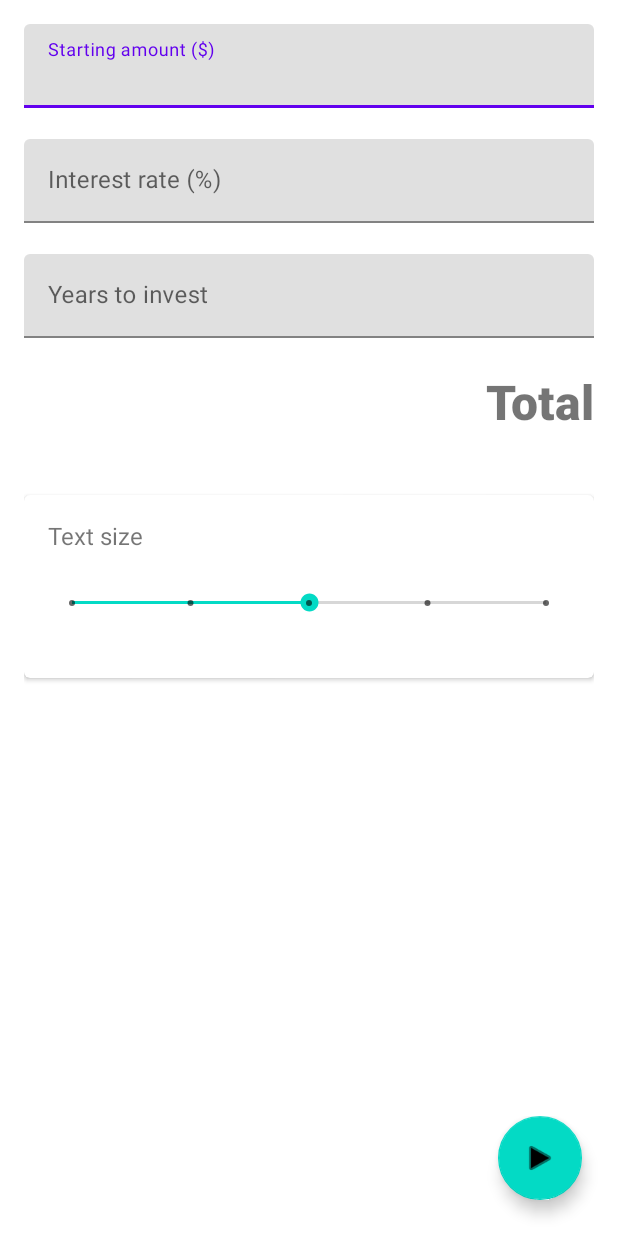
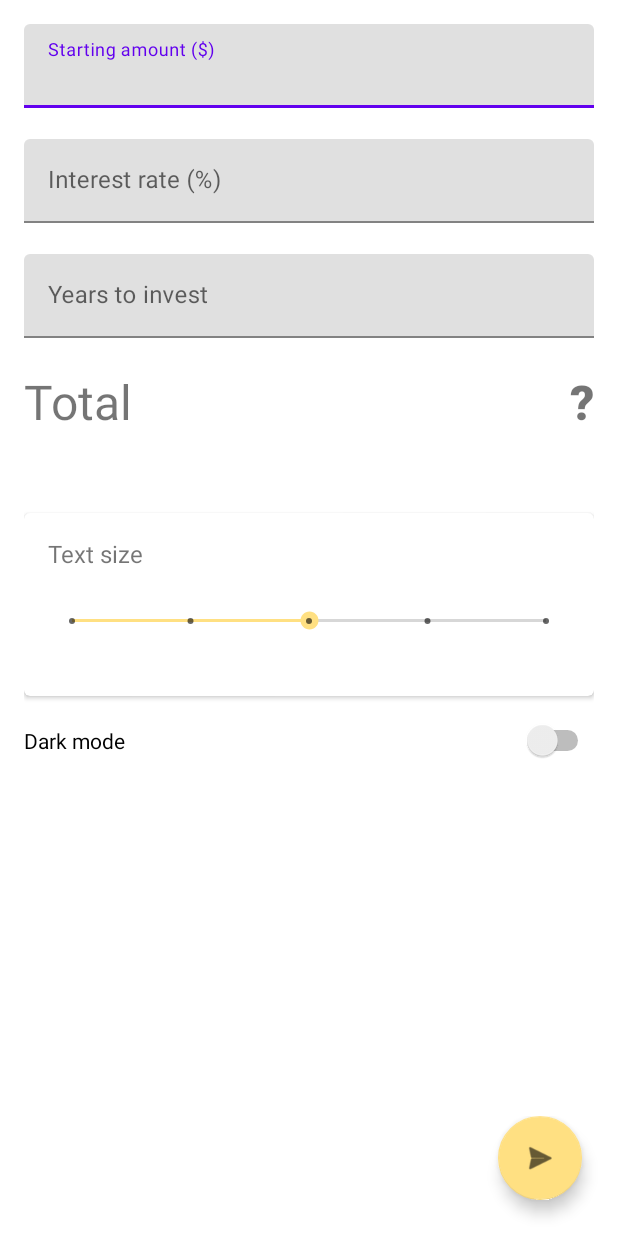
Before and after one commit to mat2ja/compoudinho-android, an Android app: the layout activity_main.xml on its own in the app's theme, with its tools: preview values and no code run, on a phone screen of 412 x 824 dp. Run offline under Robolectric (Android 15) with nearby library versions, the phone set to English and light mode, and no system bars.

Commit message:
Add theme changing

```diff
--- a/app/src/main/res/layout/activity_main.xml
+++ b/app/src/main/res/layout/activity_main.xml
@@ -4,7 +4,8 @@
     xmlns:tools="http://schemas.android.com/tools"
     android:layout_width="match_parent"
     android:layout_height="match_parent"
-    tools:context=".MainActivity">
+    tools:context=".MainActivity"
+    >
 
     <LinearLayout
         android:id="@+id/linearLayout"
@@ -19,15 +20,14 @@
         <com.google.android.material.textfield.TextInputLayout
             android:layout_width="match_parent"
             android:layout_height="wrap_content"
-            app:errorEnabled="true"
-            >
+            app:errorEnabled="true">
 
             <com.google.android.material.textfield.TextInputEditText
                 android:id="@+id/inputStartingAmount"
                 android:layout_width="match_parent"
                 android:layout_height="wrap_content"
-                android:hint= "@string/starting_amount"
-                android:inputType="number"/>
+                android:hint="@string/starting_amount"
+                android:inputType="number" />
         </com.google.android.material.textfield.TextInputLayout>
 
         <com.google.android.material.textfield.TextInputLayout
@@ -58,19 +58,37 @@
 
         </com.google.android.material.textfield.TextInputLayout>
 
-        <TextView
-            android:id="@+id/calculationTotal"
-            style="@style/FontSizeLarge"
+        <androidx.constraintlayout.widget.ConstraintLayout
             android:layout_width="match_parent"
-            android:layout_height="60dp"
-            android:fontFamily="sans-serif-black"
-            android:text="@string/total"
-            android:textAlignment="textEnd" />
+            android:layout_height="80dp"
+            >
+
+            <TextView
+                android:id="@+id/calculationTotalLabel"
+                android:layout_width="wrap_content"
+                android:layout_height="wrap_content"
+                android:text="@string/total"
+                style="@style/FontSizeLarge"
+                app:layout_constraintStart_toStartOf="parent"
+                app:layout_constraintTop_toTopOf="parent" />
+
+            <TextView
+                android:id="@+id/calculationTotal"
+                android:layout_width="wrap_content"
+                android:layout_height="wrap_content"
+                android:fontFamily="sans-serif-black"
+                android:text="?"
+                style="@style/FontSizeLarge"
+                android:textAlignment="gravity"
+                app:layout_constraintEnd_toEndOf="parent"
+                app:layout_constraintTop_toTopOf="parent" />
+        </androidx.constraintlayout.widget.ConstraintLayout>
 
         <androidx.cardview.widget.CardView
             android:layout_width="match_parent"
             android:layout_height="wrap_content"
-            android:layout_marginTop="24dp"
+            android:layout_marginTop="16dp"
+            android:layout_marginBottom="16dp"
             app:cardCornerRadius="4dp"
             app:contentPadding="16dp">
 
@@ -97,6 +115,12 @@
 
         </androidx.cardview.widget.CardView>
 
+        <Switch
+            android:id="@+id/darkModeSwitch"
+            android:layout_width="match_parent"
+            android:layout_height="wrap_content"
+            android:text="@string/dark_mode" />
+
     </LinearLayout>
 
     <androidx.constraintlayout.widget.ConstraintLayout
@@ -115,7 +139,7 @@
             android:onClick="calculateInvestment"
             app:layout_constraintBottom_toBottomOf="parent"
             app:layout_constraintEnd_toEndOf="parent"
-            app:srcCompat="@android:drawable/ic_media_play"
+            app:srcCompat="@android:drawable/ic_menu_send"
             tools:ignore="SpeakableTextPresentCheck" />
 
     </androidx.constraintlayout.widget.ConstraintLayout>
--- a/app/src/main/res/values-night/themes.xml
+++ b/app/src/main/res/values-night/themes.xml
@@ -6,8 +6,8 @@
         <item name="colorPrimaryVariant">@color/purple_700</item>
         <item name="colorOnPrimary">@color/black</item>
         <!-- Secondary brand color. -->
-        <item name="colorSecondary">@color/teal_200</item>
-        <item name="colorSecondaryVariant">@color/teal_200</item>
+        <item name="colorSecondary">@color/amber_200</item>
+        <item name="colorSecondaryVariant">@color/amber_200</item>
         <item name="colorOnSecondary">@color/black</item>
         <!-- Status bar color. -->
         <item name="android:statusBarColor" tools:targetApi="l">?attr/colorOnSecondary</item>
--- a/app/src/main/res/values/colors.xml
+++ b/app/src/main/res/values/colors.xml
@@ -3,8 +3,8 @@
     <color name="purple_200">#FFBB86FC</color>
     <color name="purple_500">#FF6200EE</color>
     <color name="purple_700">#FF3700B3</color>
-    <color name="teal_200">#FF03DAC5</color>
-    <color name="teal_700">#FF018786</color>
+    <color name="amber_200">#FFE082</color>
+    <color name="amber_700">#FFA000</color>
     <color name="black">#FF000000</color>
     <color name="white">#000000</color>
     <color name="grey_50">#FAFAFA</color>
--- a/app/src/main/res/values/strings.xml
+++ b/app/src/main/res/values/strings.xml
@@ -13,4 +13,5 @@
     <string name="successful_calc_msg" translatable="false">Mo Money, Mo Problems</string>
     <string name="invalid_calc_msg">Please fill in all required fields</string>
     <string name="text_size">Text size</string>
+    <string name="dark_mode">Dark mode</string>
 </resources>
--- a/app/src/main/res/values/themes.xml
+++ b/app/src/main/res/values/themes.xml
@@ -6,8 +6,8 @@
         <item name="colorPrimaryVariant">@color/purple_700</item>
         <item name="colorOnPrimary">@color/white</item>
         <!-- Secondary brand color. -->
-        <item name="colorSecondary">@color/teal_200</item>
-        <item name="colorSecondaryVariant">@color/teal_700</item>
+        <item name="colorSecondary">@color/amber_200</item>
+        <item name="colorSecondaryVariant">@color/amber_700</item>
         <item name="colorOnSecondary">@color/black</item>
         <!-- Status bar color. -->
         <item name="android:statusBarColor" tools:targetApi="l">?attr/colorPrimaryVariant</item>
```
Also changed, not shown: app/src/main/java/android/tvz/hr/kalkulatorosrecki/MainActivity.kt (+51 -17 lines), 2 other files.
